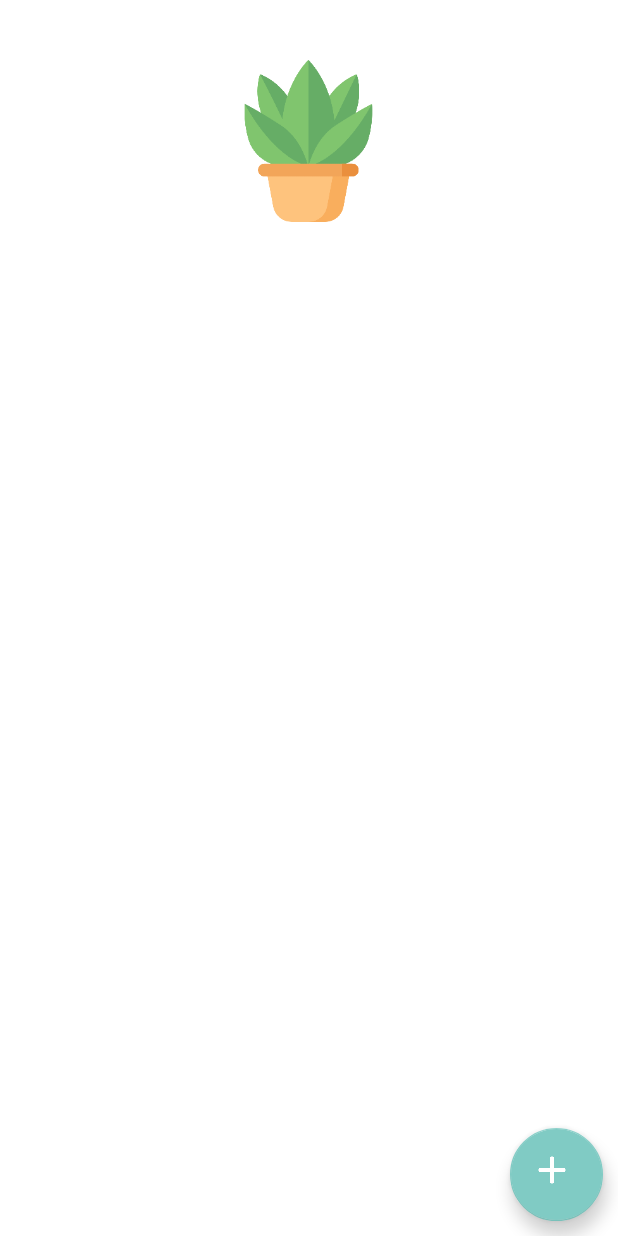
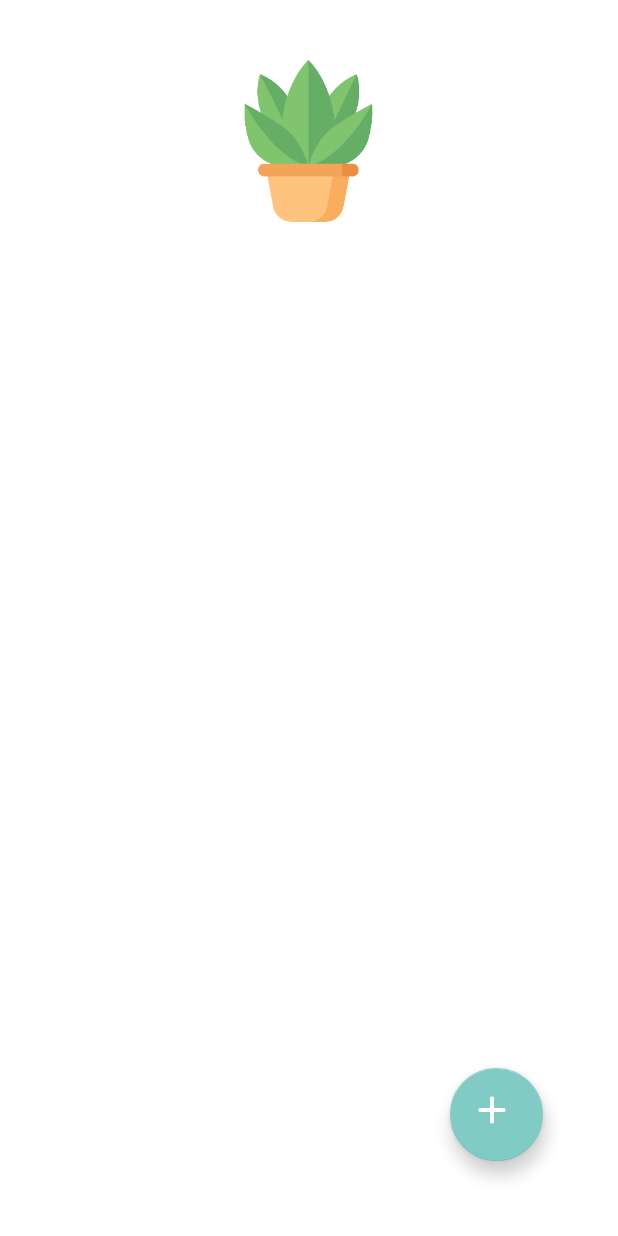
Before and after one commit to summer0573/Project_growDiary, an Android app: the MainActivity screen opened directly, with no data from a screen before it, on a phone screen of 412 x 824 dp. Run offline under Robolectric (Android 15) with nearby library versions, the phone set to English and light mode, and no system bars; our stand-ins replace Firebase (no records; nobody signed in at launch, a user with empty details on screens opened directly).

Commit message:
자잘한 수정 데이터 박스 색깔 및,위치

```diff
--- a/app/src/main/res/layout/activity_main.xml
+++ b/app/src/main/res/layout/activity_main.xml
@@ -23,7 +23,8 @@
         <androidx.recyclerview.widget.RecyclerView
             android:id="@+id/rvList"
             android:layout_width="match_parent"
-            android:layout_height="wrap_content" />
+            android:layout_height="wrap_content"
+            android:layout_marginTop="30dp"/>
 
     </LinearLayout>
 
@@ -31,8 +32,8 @@
         android:id="@+id/plus_Btn"
         android:layout_width="64dp"
         android:layout_height="62dp"
-        android:layout_marginRight="10dp"
-        android:layout_marginBottom="10dp"
+        android:layout_marginRight="50dp"
+        android:layout_marginBottom="50dp"
         android:background="@drawable/shape_for_circle_green_button"
         android:src="@drawable/plus"
         android:layout_gravity="end|bottom" />
--- a/app/src/main/res/layout/list_layout.xml
+++ b/app/src/main/res/layout/list_layout.xml
@@ -1,7 +1,6 @@
 <?xml version="1.0" encoding="utf-8"?>
 <androidx.cardview.widget.CardView xmlns:android="http://schemas.android.com/apk/res/android"
     xmlns:app="http://schemas.android.com/apk/res-auto"
-    xmlns:tools="http://schemas.android.com/tools"
     android:layout_width="match_parent"
     android:layout_height="wrap_content"
     android:layout_margin="4dp"
@@ -10,7 +9,7 @@
     <androidx.constraintlayout.widget.ConstraintLayout
         android:layout_width="match_parent"
         android:layout_height="106dp"
-        android:background="#86BA80">
+        android:background="#9EF1AC">
 
         <TextView
             android:id="@+id/list_tv_name"
@@ -23,7 +22,7 @@
             app:layout_constraintEnd_toEndOf="parent"
             app:layout_constraintHorizontal_bias="0.497"
             app:layout_constraintStart_toStartOf="parent"
-            app:layout_constraintTop_toTopOf="parent" />
+            app:layout_constraintTop_toTopOf="parent"/>
 
         <TextView
             android:id="@+id/list_tv_spinner"
```
